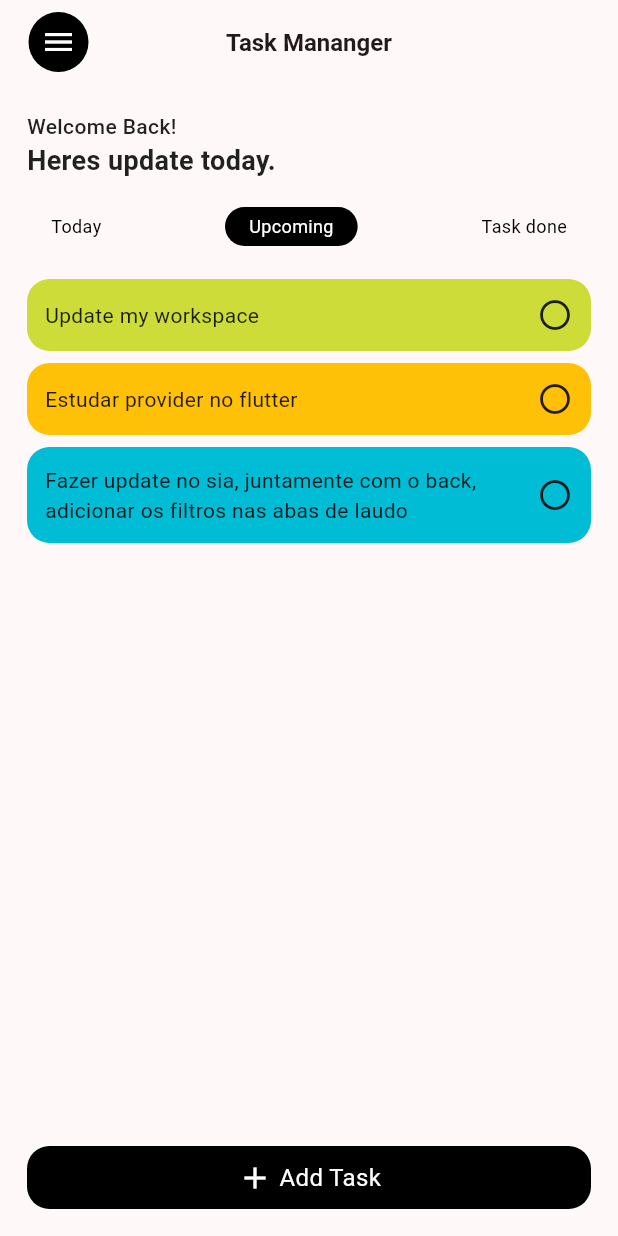
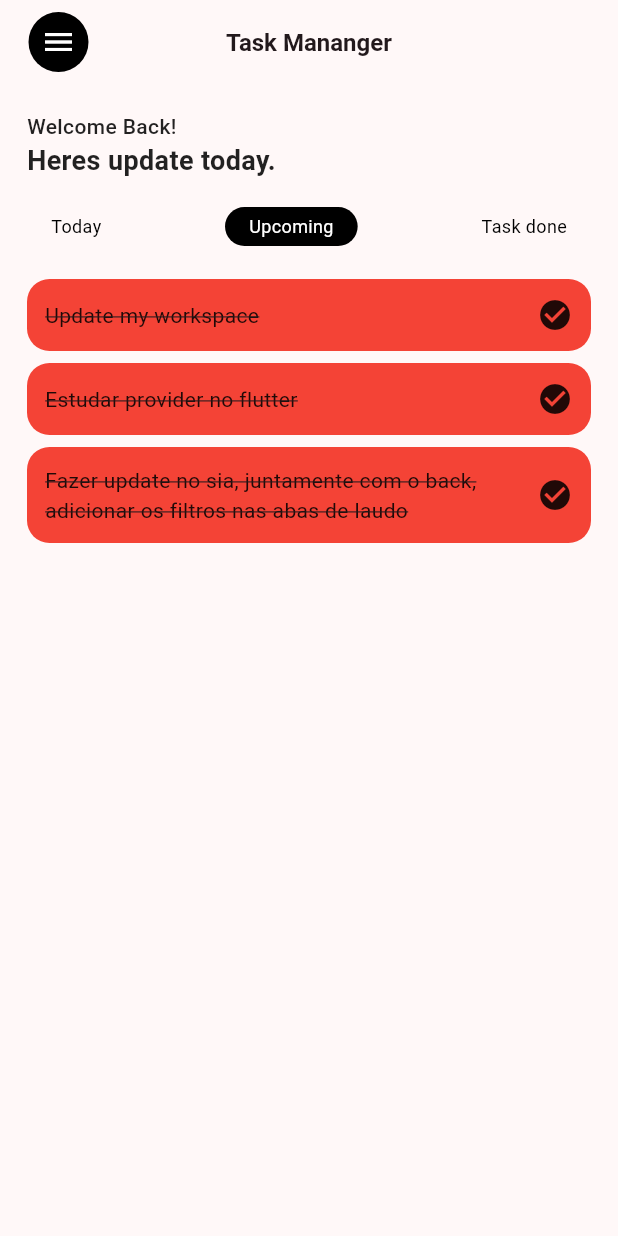
Before and after one commit to RafaelFiorotto/Task_App, a Flutter app: the screen it shows after launch, after a tap on "Upcoming", on a phone screen of 412 x 824 dp. Run offline on Flutter 3.47's test engine with Material 2 defaults, Android fonts, the phone set to English and light mode, and no system bars; our stand-ins replace google_fonts.

```diff
--- a/lib/main.dart
+++ b/lib/main.dart
@@ -1,6 +1,5 @@
 import 'package:flutter/material.dart';
 import 'package:google_fonts/google_fonts.dart';
-import 'package:provider_test/pages/addTask/add_task.dart';
 import 'package:provider_test/pages/home/home_page.dart';
 
 void main() {
--- a/lib/pages/home/components/home_body.dart
+++ b/lib/pages/home/components/home_body.dart
@@ -11,11 +11,30 @@ class HomeBody extends StatefulWidget {
 }
 
 class _HomeBodyState extends State<HomeBody> {
-  final pageController = PageController(initialPage: 0, keepPage: true);
+  final pageController = PageController(initialPage: 1);
   int pageIndex = 0;
   bool container1Checked = false;
   bool container2Checked = false;
   bool container3Checked = false;
+
+  var taskList = [
+    {
+      'id': 1,
+      'title': 'Update my workspace',
+      'color': Colors.lime,
+    },
+    {
+      'id': 2,
+      'title': 'Estudar provider no flutter',
+      'color': Colors.amber,
+    },
+    {
+      'id': 3,
+      'title':
+          'Fazer update no sia, juntamente com o back, adicionar os filtros nas abas de laudo',
+      'color': 0xFF00BCD4,
+    }
+  ];
 
   @override
   Widget build(BuildContext context) {
@@ -40,6 +59,9 @@ class _HomeBodyState extends State<HomeBody> {
               children: [
                 GestureDetector(
                   onTap: () {
+                    pageController.animateToPage(0,
+                        duration: const Duration(milliseconds: 250),
+                        curve: Curves.easeIn);
                     setState(() {
                       pageIndex = 0;
                     });
@@ -52,6 +74,9 @@ class _HomeBodyState extends State<HomeBody> {
                 ),
                 GestureDetector(
                   onTap: () {
+                    pageController.animateToPage(1,
+                        duration: const Duration(milliseconds: 250),
+                        curve: Curves.easeIn);
                     setState(() {
                       pageIndex = 1;
                     });
@@ -64,6 +89,9 @@ class _HomeBodyState extends State<HomeBody> {
                 ),
                 GestureDetector(
                   onTap: () {
+                    pageController.animateToPage(2,
+                        duration: const Duration(milliseconds: 250),
+                        curve: Curves.easeIn);
                     setState(() {
                       pageIndex = 2;
                     });
@@ -80,6 +108,11 @@ class _HomeBodyState extends State<HomeBody> {
           Expanded(
             child: PageView(
               controller: pageController,
+              onPageChanged: (value) {
+                setState(() {
+                  pageIndex = value;
+                });
+              },
               children: [
                 Stack(
                   children: [
@@ -164,7 +197,21 @@ class _HomeBodyState extends State<HomeBody> {
                       ),
                     ),
                   ],
-                )
+                ),
+                ListView.builder(
+                  scrollDirection: Axis.vertical,
+                  shrinkWrap: true,
+                  itemCount: taskList.length,
+                  itemBuilder: (context, index) {
+                    var item = taskList[index];
+                    return TaskContainerWidget(
+                      key: ValueKey(item['id']),
+                      title: item['title'].toString(),
+                      containerChecked: true,
+                      color: Colors.red,
+                    );
+                  },
+                ),
               ],
             ),
           )
```
